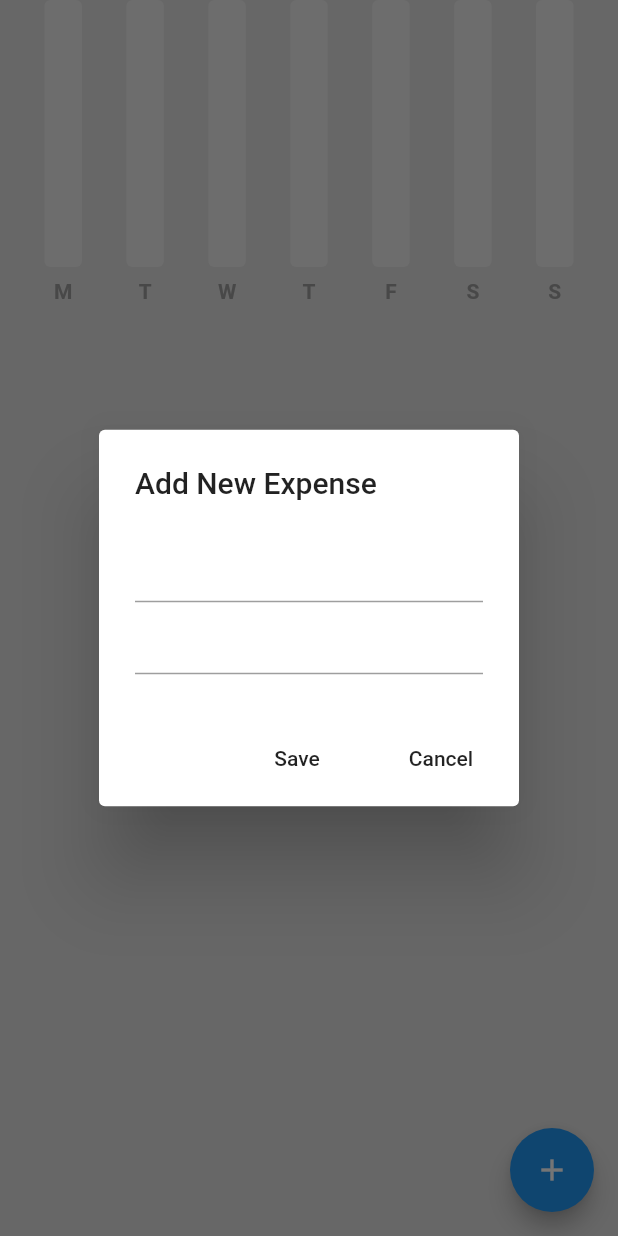
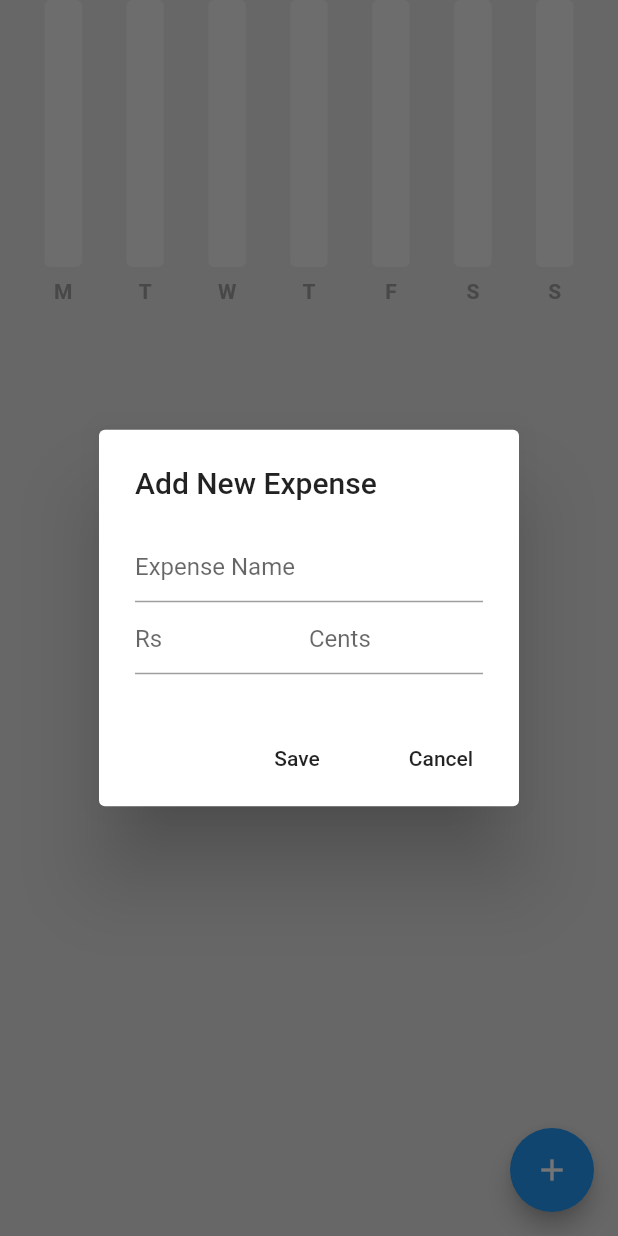
Before and after one commit to nawam727/expense_tracker, a Flutter app: the screen it shows after launch, after a tap on the "add" icon, on a phone screen of 412 x 824 dp. Run offline on Flutter 3.47's test engine with Material 2 defaults, Android fonts, the phone set to English and light mode, and no system bars; drawn by our look-alikes of fl_chart; our stand-ins replace hive_flutter; missing offline and left inert: dart:ffi; accounts and stored records are empty.

Commit message:
Setup local database

```diff
--- a/lib/data/expense_data.dart
+++ b/lib/data/expense_data.dart
@@ -1,3 +1,4 @@
+import 'package:expense_tracker/data/hive_database.dart';
 import 'package:expense_tracker/datetime/date_time_helper.dart';
 import 'package:expense_tracker/models/expense_item.dart';
 import 'package:flutter/material.dart';
@@ -9,6 +10,14 @@ class ExpenseData extends ChangeNotifier {
   //Get expense list here
   List<ExpenseItem> getAllExpenseList() {
     return overallExpenseList;
+  }
+
+  //prepare date to display
+  final db = HiveDataBase();
+  void prepreData() {
+    if (db.readData().isNotEmpty) {
+      overallExpenseList = db.readData();
+    }
   }
 
   //Add new expense
--- /dev/null
+++ b/lib/data/hive_database.dart
@@ -0,0 +1,48 @@
+import 'package:hive_flutter/hive_flutter.dart';
+import '../models/expense_item.dart';
+
+class HiveDataBase {
+  //reference our box
+  final _myBox = Hive.box("expense_database");
+
+  //to write data
+  void saveData(List<ExpenseItem> allExpense) {
+
+
+    List<List<dynamic>> allExpenseFormated = [];
+
+    for (var expense in allExpense) {
+      //convert each expenseItem into a List of storable type
+      List<dynamic> expenseFormatted = [
+        expense.name,
+        expense.amount,
+        expense.dateTime,
+      ];
+      allExpenseFormated.add(expenseFormatted);
+    }
+
+    _myBox.put("ALL_EXPENSES", allExpenseFormated);
+
+  }
+
+  //read data
+  List<ExpenseItem> readData() {
+    List savedExpenses = _myBox.get("ALL_EXPENSES") ?? [];
+    List<ExpenseItem> allExpenses = [];
+
+    for (int i = 0; i < savedExpenses.length; i++) {
+      String name = savedExpenses[i][0];
+      String amount = savedExpenses[i][1];
+      DateTime dateTime = savedExpenses[i][2];
+
+      ExpenseItem expense = ExpenseItem(
+        name: name,
+        amount: amount,
+        dateTime: dateTime,
+      );
+      allExpenses.add(expense);
+    }
+
+    return allExpenses;
+  }
+}
--- a/lib/main.dart
+++ b/lib/main.dart
@@ -3,8 +3,10 @@ import 'package:flutter/material.dart';
 import 'package:provider/provider.dart';
 import 'pages/home_page.dart';
 
+void main() async {
+  //initialize hive
+  await Hive.openBox("expense_database");
 
-void main() {
   runApp(const MyApp());
 }
 
@@ -15,10 +17,10 @@ class MyApp extends StatelessWidget {
   Widget build(BuildContext context) {
     return ChangeNotifierProvider(
       create: (context) => ExpenseData(),
-       builder: (context, child) => const MaterialApp(
+      builder: (context, child) => const MaterialApp(
         debugShowCheckedModeBanner: false,
         home: HomePage(),
-       ),
+      ),
     );
   }
 }
--- a/lib/pages/home_page.dart
+++ b/lib/pages/home_page.dart
@@ -1,3 +1,5 @@
+import 'dart:ffi';
+
 import 'package:expense_tracker/components/expense_summary.dart';
 import 'package:expense_tracker/components/expense_tile.dart';
 import 'package:expense_tracker/data/expense_data.dart';
@@ -14,7 +16,13 @@ class HomePage extends StatefulWidget {
 
 class _HomePageState extends State<HomePage> {
   final newExpenseNameController = TextEditingController();
-  final newExpenseAmountController = TextEditingController();
+  final newExpenseRupeeController = TextEditingController();
+  final newExpenseCentController = TextEditingController();
+
+  @override
+  Void initState() {
+
+  }
 
   void addNewExpense() {
     showDialog(
@@ -24,9 +32,34 @@ class _HomePageState extends State<HomePage> {
               content: Column(mainAxisSize: MainAxisSize.min, children: [
                 TextField(
                   controller: newExpenseNameController,
+                  decoration: const InputDecoration(
+                          hintText: "Expense Name",
                         ),
-                TextField(
-                  controller: newExpenseAmountController,
+                ),
+                Row(
+                  children: [
+                    //Rupee
+                    Expanded(
+                      child: TextField(
+                        controller: newExpenseRupeeController,
+                        keyboardType: TextInputType.number,
+                        decoration: const InputDecoration(
+                          hintText: "Rs",
+                        ),
+                      ),
+                    ),
+
+                    //Cent
+                    Expanded(
+                      child: TextField(
+                        controller: newExpenseCentController,
+                        keyboardType: TextInputType.number,
+                        decoration: const InputDecoration(
+                          hintText: "Cents",
+                        ),
+                      ),
+                    ),
+                  ],
                 ),
               ]),
               actions: [
@@ -44,10 +77,14 @@ class _HomePageState extends State<HomePage> {
 
   //Save Method
   void save() {
+    //Set Rupees and Dollers together
+    String amount =
+        '${newExpenseRupeeController.text}.${newExpenseCentController.text}';
+
     //create expense item
     ExpenseItem newExpense = ExpenseItem(
       name: newExpenseNameController.text,
-      amount: newExpenseAmountController.text,
+      amount: amount,
       dateTime: DateTime.now(),
     );
     Provider.of<ExpenseData>(context, listen: false).addNewExpense(newExpense);
@@ -65,8 +102,8 @@ class _HomePageState extends State<HomePage> {
   //clear controllers
   void clear() {
     newExpenseNameController.clear();
-    newExpenseAmountController.clear();
-
+    newExpenseRupeeController.clear();
+    newExpenseCentController.clear();
   }
 
   @override
@@ -78,9 +115,12 @@ class _HomePageState extends State<HomePage> {
             onPressed: addNewExpense,
             child: Icon(Icons.add),
           ),
-        body: ListView(children: [
+          body: ListView(
+            children: [
               //weekly summary
-          ExpenseSummary(startOfWeek: value.startOfWeekDate(),),
+              ExpenseSummary(
+                startOfWeek: value.startOfWeekDate(),
+              ),
               //expense list
               ListView.builder(
                   shrinkWrap: true,
@@ -89,12 +129,9 @@ class _HomePageState extends State<HomePage> {
                   itemBuilder: (context, index) => ExpenseTile(
                       name: value.getAllExpenseList()[index].name,
                       amount: value.getAllExpenseList()[index].amount,
-              dateTime: value.getAllExpenseList()[index].dateTime
-            )
-          ),
+                      dateTime: value.getAllExpenseList()[index].dateTime)),
             ],
-        )
-      ),
+          )),
     );
   }
 }
--- a/pubspec.yaml
+++ b/pubspec.yaml
@@ -37,6 +37,8 @@ dependencies:
   cupertino_icons: ^1.0.2
   provider:
   fl_chart: ^0.60.0
+  hive: ^2.2.3
+  hive_flutter: ^1.1.0
 
 dev_dependencies:
   flutter_test:
```
Also changed, not shown: pubspec.lock, 1 other file. Lines whose indentation alone changed are shown as unchanged.
